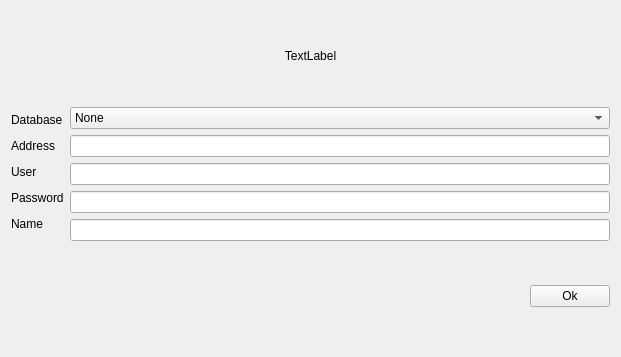
The window that src/ui/sqlwindow.ui (Larinenok/BigEye) describes before a commit, drawn with Qt 5.
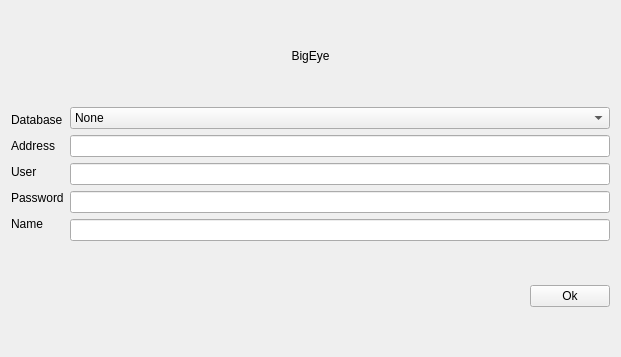
The same window after the commit.

Commit message: rename window

```diff
--- a/src/ui/sqlwindow.ui
+++ b/src/ui/sqlwindow.ui
@@ -23,7 +23,7 @@
       </sizepolicy>
      </property>
      <property name="text">
-      <string>TextLabel</string>
+      <string>BigEye</string>
      </property>
      <property name="alignment">
       <set>Qt::AlignCenter</set>
```
Left out of the diff: 2 changed lines with no effect on the pictures.
